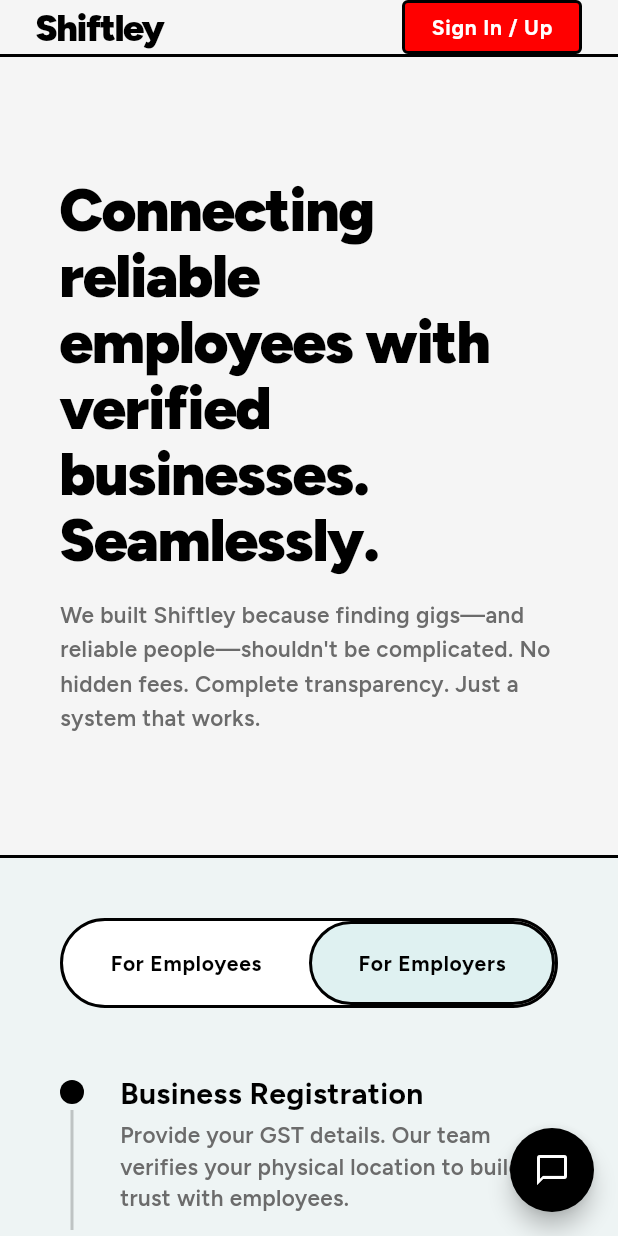
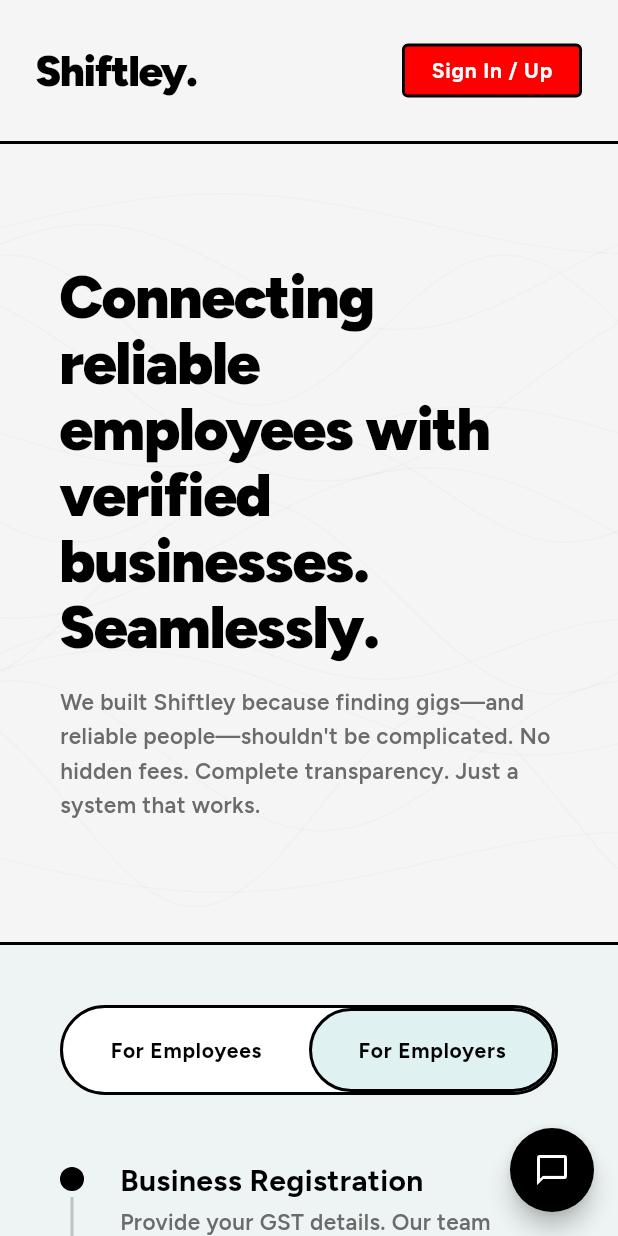
Before and after one commit to ChintalaNavaneeth/shiftley, a Flutter app: the screen it shows after launch, after a tap on "For Employers", on a phone screen of 412 x 824 dp. Run offline on Flutter 3.47's test engine with Material 3 defaults, Android fonts, the phone set to English and light mode, and no system bars; our stand-ins replace flutter_riverpod, go_router, pinput.

Commit message:
finished landing page

```diff
--- a/frontend/lib/features/auth/presentation/auth_screen.dart
+++ b/frontend/lib/features/auth/presentation/auth_screen.dart
@@ -50,7 +50,7 @@
               crossAxisAlignment: CrossAxisAlignment.start,
               children: [
                 const Text(
-                  'Shiftley',
+                  'Shiftley.',
                   style: TextStyle(
                     fontFamily: 'Figtree',
                     fontSize: 40,
--- a/frontend/lib/features/auth/presentation/landing_screen.dart
+++ b/frontend/lib/features/auth/presentation/landing_screen.dart
@@ -34,10 +34,11 @@
           child: Column(
             crossAxisAlignment: CrossAxisAlignment.stretch,
             children: [
-              // ── Hero Section (With Animated Snow Background) ─────────
+              // ── Hero Section (With Animated Wave Background) ─────────
               Stack(
                 children: [
-                  Positioned.fill(child: const _SnowBackground()),
+                  Positioned.fill(child: const _WaveBackground()),
+
                   Center(
                     child: ConstrainedBox(
                       constraints: const BoxConstraints(maxWidth: 800),
@@ -228,7 +229,7 @@
                     child: Column(
                       children: [
                         const Text(
-                          'Shiftley',
+                          'Shiftley.',
                           style: TextStyle(
                             fontFamily: 'Figtree',
                             fontSize: 32,
@@ -237,6 +238,7 @@
                             letterSpacing: -1.0,
                           ),
                         ),
+
                         const SizedBox(height: ShiftleyTokens.spaceS),
                         Text(
                           'Built for India. Operating with transparency and speed.',
@@ -259,24 +261,27 @@
 
   PreferredSizeWidget _buildNavBar(BuildContext context) {
     return PreferredSize(
-      preferredSize: const Size.fromHeight(96), // Increased from 88 to 96
+      preferredSize: const Size.fromHeight(96),
       child: Container(
+        height: 96,
         decoration: const BoxDecoration(
           color: ShiftleyTokens.background,
-          border: Border(bottom: BorderSide(color: ShiftleyTokens.inkBlack, width: 2.0)), // Increased to 2.0
+          border: Border(bottom: BorderSide(color: ShiftleyTokens.inkBlack, width: 2.0)),
         ),
         child: SafeArea(
           child: Padding(
             padding: const EdgeInsets.symmetric(horizontal: ShiftleyTokens.spaceL),
             child: Row(
               mainAxisAlignment: MainAxisAlignment.spaceBetween,
+              crossAxisAlignment: CrossAxisAlignment.center,
+
               children: [
                 Flexible(
                   child: const Text(
-                    'Shiftley',
+                    'Shiftley.',
                     style: TextStyle(
                       fontFamily: 'Figtree',
-                      fontSize: 25,
+                      fontSize: 29,
                       fontWeight: FontWeight.w900,
                       color: ShiftleyTokens.inkBlack,
                       letterSpacing: -1.0,
@@ -284,6 +289,7 @@
                     overflow: TextOverflow.ellipsis,
                   ),
                 ),
+
                 SizedBox(
                   width: 120,
                   height: 36,
@@ -457,18 +463,17 @@
   }
 }
 
-// ── Background Snow Animation ──────────────────────────────────────────
+// ── Background Wave Animation ──────────────────────────────────────────
 
-class _SnowBackground extends StatefulWidget {
-  const _SnowBackground();
+class _WaveBackground extends StatefulWidget {
+  const _WaveBackground();
 
   @override
-  State<_SnowBackground> createState() => _SnowBackgroundState();
+  State<_WaveBackground> createState() => _WaveBackgroundState();
 }
 
-class _SnowBackgroundState extends State<_SnowBackground> with SingleTickerProviderStateMixin {
+class _WaveBackgroundState extends State<_WaveBackground> with SingleTickerProviderStateMixin {
   late AnimationController _controller;
-  final List<_Particle> _particles = List.generate(40, (index) => _Particle());
 
   @override
   void initState() {
@@ -488,7 +493,7 @@
       animation: _controller,
       builder: (context, child) {
         return CustomPaint(
-          painter: _SnowPainter(_particles, _controller.value),
+          painter: _WavePainter(_controller.value),
           size: Size.infinite,
         );
       },
@@ -496,25 +501,42 @@
   }
 }
 
-class _Particle {
-  final double x = Random().nextDouble();
-  final double y = Random().nextDouble();
-  final double speed = 0.1 + Random().nextDouble() * 0.4;
-  final double size = 2 + Random().nextDouble() * 3;
-}
-
-class _SnowPainter extends CustomPainter {
-  final List<_Particle> particles;
+class _WavePainter extends CustomPainter {
   final double animationValue;
 
-  _SnowPainter(this.particles, this.animationValue);
+  _WavePainter(this.animationValue);
 
   @override
   void paint(Canvas canvas, Size size) {
-    final paint = Paint()..color = ShiftleyTokens.inkBlack.withValues(alpha: 0.15);
-    for (var p in particles) {
-      final dy = (p.y + animationValue * p.speed) % 1.0;
-      canvas.drawCircle(Offset(p.x * size.width, dy * size.height), p.size, paint);
+    final paint = Paint()
+      ..color = ShiftleyTokens.inkBlack.withValues(alpha: 0.02)
+      ..style = PaintingStyle.stroke
+      ..strokeWidth = 1.0;
+
+    const numWaves = 13;
+    final List<Path> paths = List.generate(numWaves, (_) => Path());
+
+    for (double i = 0; i <= size.width; i++) {
+      final x = i;
+
+      for (int w = 0; w < numWaves; w++) {
+        final yCenter = size.height * (0.1 + (0.8 * (w / (numWaves - 1))));
+        final freqMultiplier = 1.5 + (w % 3) * 0.5;
+        final phaseOffset = (w * pi / 4);
+        final amplitude = 20.0 + (w % 4) * 15.0;
+
+        final y = yCenter + sin((i / size.width * freqMultiplier * pi) + (animationValue * 2 * pi + phaseOffset)) * amplitude;
+
+        if (i == 0) {
+          paths[w].moveTo(x, y);
+        } else {
+          paths[w].lineTo(x, y);
+        }
+      }
+    }
+
+    for (final path in paths) {
+      canvas.drawPath(path, paint);
     }
   }
 
--- a/frontend/lib/features/auth/presentation/splash_screen.dart
+++ b/frontend/lib/features/auth/presentation/splash_screen.dart
@@ -15,7 +15,7 @@
   late Animation<int> _charCountAnim;
   late Animation<double> _opacityAnim;
 
-  final String _fullText = 'Shiftley';
+  final String _fullText = 'Shiftley.';
 
   @override
   void initState() {
```
